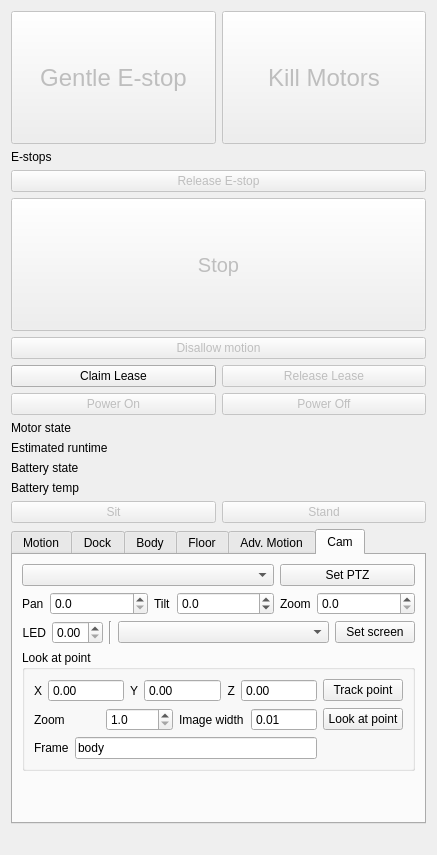
The window that spot_viz/resource/spot_control.ui (heuristicus/spot_ros) describes before a commit, drawn with Qt 5.
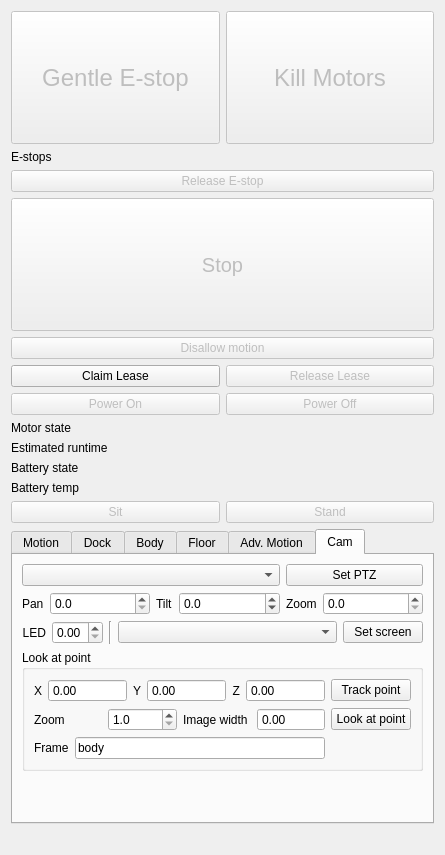
The same window after the commit.

Commit message: minimum image width for spot cam is zero so it can be ignored

The edit to the form file:
```diff
--- a/spot_viz/resource/spot_control.ui
+++ b/spot_viz/resource/spot_control.ui
@@ -6,7 +6,7 @@
    <rect>
     <x>0</x>
     <y>0</y>
-    <width>437</width>
+    <width>445</width>
     <height>855</height>
    </rect>
   </property>
@@ -1165,7 +1165,7 @@
                      <enum>QAbstractSpinBox::NoButtons</enum>
                     </property>
                     <property name="minimum">
-                     <double>0.010000000000000</double>
+                     <double>0.000000000000000</double>
                     </property>
                     <property name="maximum">
                      <double>100.000000000000000</double>
```
